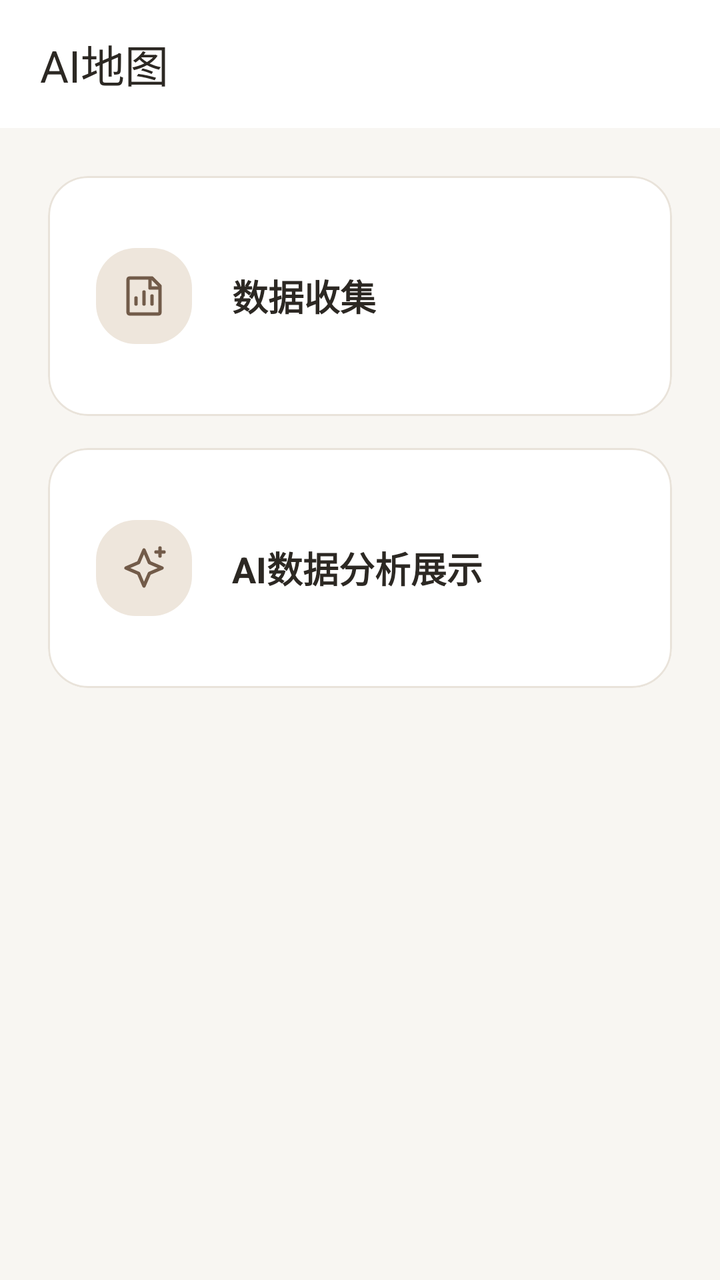
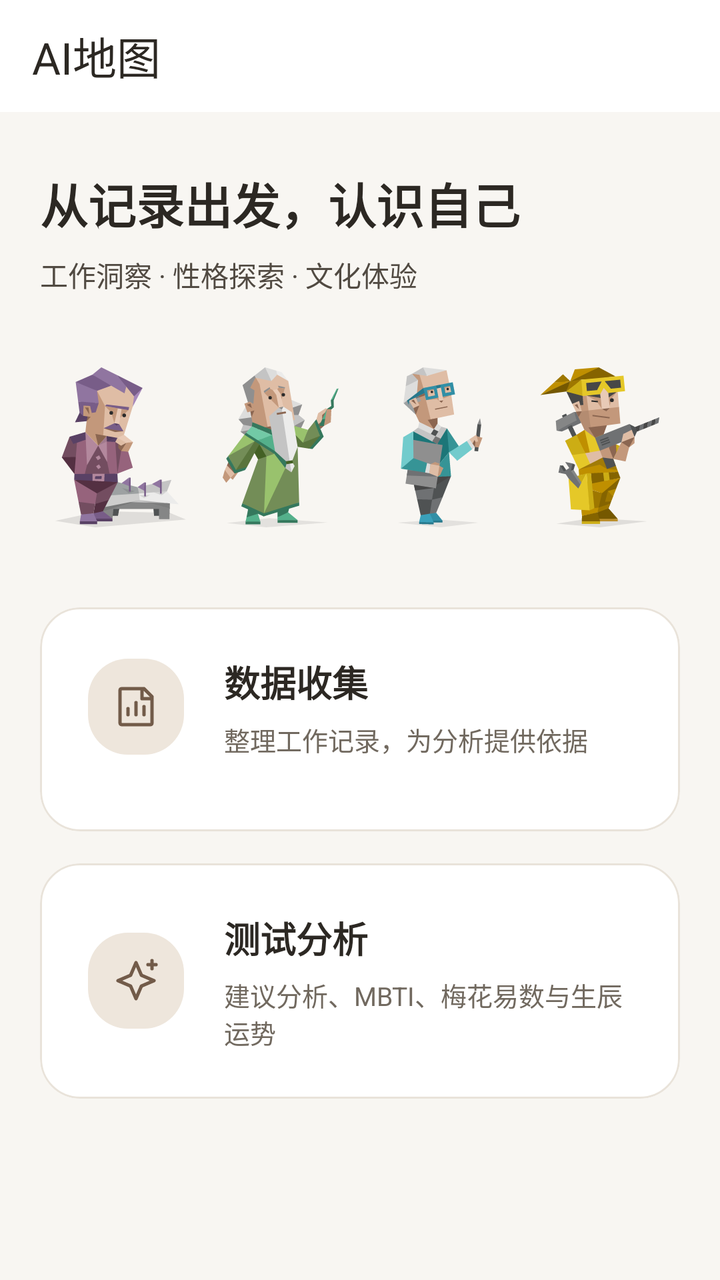

Compare the two renders of this Android layout. The source of the first and the diff that turns it into the second are given below.
<!-- AndroidManifest.xml: application theme Theme.Project_Pandora -->
<!-- res/layout/fragment_aimap.xml -->
<?xml version="1.0" encoding="utf-8"?>
<layout xmlns:android="http://schemas.android.com/apk/res/android"
    xmlns:app="http://schemas.android.com/apk/res-auto">

    <data>

    </data>

    <androidx.constraintlayout.widget.ConstraintLayout
        android:layout_width="match_parent"
        android:layout_height="match_parent"
        android:background="@color/color_bg_page">

        <com.google.android.material.appbar.MaterialToolbar
            android:id="@+id/toolbar"
            android:layout_width="match_parent"
            android:layout_height="wrap_content"
            android:background="@color/color_surface"
            app:title="AI地图"
            app:titleTextColor="@color/color_text_primary"
            app:layout_constraintTop_toTopOf="parent" />

        <LinearLayout
            android:layout_width="match_parent"
            android:layout_height="0dp"
            android:orientation="vertical"
            android:padding="24dp"
            app:layout_constraintTop_toBottomOf="@id/toolbar"
            app:layout_constraintBottom_toBottomOf="parent">

            <com.google.android.material.card.MaterialCardView
                android:id="@+id/btn_data_collect"
                android:layout_width="match_parent"
                android:layout_height="120dp"
                android:layout_marginBottom="16dp"
                app:cardBackgroundColor="@color/color_surface"
                app:cardCornerRadius="20dp"
                app:cardElevation="0dp"
                app:strokeWidth="1dp"
                app:strokeColor="@color/color_divider"
                android:clickable="true"
                android:focusable="true">

                <LinearLayout
                    android:layout_width="match_parent"
                    android:layout_height="match_parent"
                    android:orientation="horizontal"
                    android:gravity="center_vertical"
                    android:padding="24dp">

                    <ImageView android:layout_width="48dp" android:layout_height="48dp"
                        android:layout_marginEnd="20dp" android:padding="12dp"
                        android:background="@drawable/bg_brand_tile" android:src="@drawable/ic_data_outline"
                        android:tint="@color/color_accent" android:importantForAccessibility="no" />

                    <TextView
                        android:layout_width="wrap_content"
                        android:layout_height="wrap_content"
                        android:text="数据收集"
                        android:textSize="18sp"
                        android:textStyle="bold"
                        android:textColor="@color/color_text_primary" />

                </LinearLayout>
            </com.google.android.material.card.MaterialCardView>

            <com.google.android.material.card.MaterialCardView

                android:id="@+id/btn_ai_analysis"
                android:layout_width="match_parent"
                android:layout_height="120dp"
                app:cardBackgroundColor="@color/color_surface"
                app:cardCornerRadius="20dp"
                app:cardElevation="0dp"
                app:strokeWidth="1dp"
                app:strokeColor="@color/color_divider"
                android:clickable="true"
                android:focusable="true">

                <LinearLayout
                    android:layout_width="match_parent"
                    android:layout_height="match_parent"
                    android:orientation="horizontal"
                    android:gravity="center_vertical"
                    android:padding="24dp">

                    <ImageView android:layout_width="48dp" android:layout_height="48dp"
                        android:layout_marginEnd="20dp" android:padding="12dp"
                        android:background="@drawable/bg_brand_tile" android:src="@drawable/ic_ai_map"
                        android:tint="@color/color_accent" android:importantForAccessibility="no" />

                    <TextView
                        android:layout_width="wrap_content"
                        android:layout_height="wrap_content"
                        android:text="AI数据分析展示"
                        android:textSize="18sp"
                        android:textStyle="bold"
                        android:textColor="@color/color_text_primary" />

                </LinearLayout>
            </com.google.android.material.card.MaterialCardView>

        </LinearLayout>

    </androidx.constraintlayout.widget.ConstraintLayout>
</layout>
<!-- resources referenced by this layout -->
<resources>
  <color name="color_accent">#725B49</color>
  <color name="color_bg_page">#F8F6F2</color>
  <color name="color_divider">#E9E3DA</color>
  <color name="color_surface">#FFFFFF</color>
  <color name="color_text_primary">#2C2823</color>
  <!-- drawable bg_brand_tile (drawable) -->
  <shape xmlns:android="http://schemas.android.com/apk/res/android">
      <solid android:color="@color/color_accent_soft" />
      <corners android:radius="20dp" />
  </shape>
  <style name="Theme.Project_Pandora" parent="Base.Theme.Project_Pandora" />
  <color name="color_accent_soft">#EEE6DC</color>
  <color name="color_on_accent">#FFFFFF</color>
  <color name="color_text_secondary">#756D63</color>
  <color name="color_surface_soft">#F3EFE8</color>
  <color name="color_border_strong">#BDB0A0</color>
  <color name="color_error">#A1473A</color>
  <color name="color_error_surface">#F8EAE5</color>
  <style name="TextAppearance.Pandora.BodySmall" parent="TextAppearance.Material3.BodyMedium">
          <item name="android:textSize">14sp</item>
          <item name="android:textColor">@color/color_text_secondary</item>
      </style>
  <style name="Widget.Pandora.Button" parent="Widget.Material3.Button">
          <item name="cornerRadius">14dp</item>
          <item name="android:minHeight">52dp</item>
          <item name="android:textAppearance">@style/TextAppearance.Pandora.Label</item>
          <item name="android:textAllCaps">false</item>
          <item name="android:stateListAnimator">@null</item>
      </style>
  <style name="Widget.Pandora.Button.Outlined" parent="Widget.Material3.Button.OutlinedButton">
          <item name="cornerRadius">14dp</item>
          <item name="strokeColor">@color/color_border_strong</item>
          <item name="android:minHeight">48dp</item>
          <item name="android:textAppearance">@style/TextAppearance.Pandora.Label</item>
          <item name="android:textAllCaps">false</item>
      </style>
  <style name="Widget.Pandora.LegacyCard" parent="CardView">
          <item name="cardBackgroundColor">@color/color_surface</item>
          <item name="cardCornerRadius">18dp</item>
          <item name="cardElevation">1dp</item>
      </style>
  <style name="Widget.Pandora.Toolbar" parent="Widget.Material3.Toolbar">
          <item name="android:background">@color/color_surface</item>
          <item name="android:minHeight">64dp</item>
          <item name="android:elevation">0dp</item>
          <item name="titleTextAppearance">@style/TextAppearance.Pandora.Title</item>
          <item name="titleTextColor">@color/color_text_primary</item>
          <item name="subtitleTextColor">@color/color_text_secondary</item>
          <item name="navigationIconTint">@color/color_text_primary</item>
          <item name="contentInsetStart">20dp</item>
          <item name="contentInsetEnd">16dp</item>
      </style>
  <style name="Widget.Pandora.Fab" parent="Widget.Material3.FloatingActionButton.Primary">
          <item name="backgroundTint">@color/color_accent</item>
          <item name="tint">@color/color_on_accent</item>
          <item name="elevation">2dp</item>
      </style>
  <style name="TextAppearance.Pandora.Navigation" parent="TextAppearance.Material3.LabelMedium">
          <item name="android:fontFamily">sans-serif-medium</item>
          <item name="android:textSize">12sp</item>
          <item name="android:letterSpacing">0</item>
      </style>
  <style name="Widget.Pandora.NavIndicator" parent="Widget.Material3.BottomNavigationView.ActiveIndicator">
          <item name="android:color">@color/color_accent_soft</item>
      </style>
  <!-- unchanged entries left out for length: 11 -->
</resources>

<!-- the commit's change to res/layout/fragment_aimap.xml (unified diff, before → after) -->
@@ -20,18 +20,23 @@
             app:titleTextColor="@color/color_text_primary"
             app:layout_constraintTop_toTopOf="parent" />
 
-        <LinearLayout
+        <ScrollView
             android:layout_width="match_parent"
             android:layout_height="0dp"
-            android:orientation="vertical"
-            android:padding="24dp"
+            android:fillViewport="true"
             app:layout_constraintTop_toBottomOf="@id/toolbar"
             app:layout_constraintBottom_toBottomOf="parent">
+
+          <LinearLayout android:layout_width="match_parent" android:layout_height="wrap_content" android:orientation="vertical" android:padding="20dp">
+            <TextView android:layout_width="match_parent" android:layout_height="wrap_content" android:text="从记录出发，认识自己" android:textSize="24sp" android:textStyle="bold" android:textColor="@color/color_text_primary" android:layout_marginTop="8dp" />
+            <TextView android:layout_width="match_parent" android:layout_height="wrap_content" android:text="工作洞察 · 性格探索 · 文化体验" android:textSize="14sp" android:textColor="@color/color_company_photo_secondary" android:layout_marginTop="8dp" android:layout_marginBottom="16dp" />
+            <ImageView android:layout_width="match_parent" android:layout_height="120dp" android:src="@drawable/mbti_four_groups" android:scaleType="fitCenter" android:importantForAccessibility="no" android:layout_marginBottom="20dp" />
 
             <com.google.android.material.card.MaterialCardView
                 android:id="@+id/btn_data_collect"
                 android:layout_width="match_parent"
-                android:layout_height="120dp"
+                android:layout_height="wrap_content"
+                android:minHeight="112dp"
                 android:layout_marginBottom="16dp"
                 app:cardBackgroundColor="@color/color_surface"
                 app:cardCornerRadius="20dp"
@@ -43,7 +48,7 @@
 
                 <LinearLayout
                     android:layout_width="match_parent"
-                    android:layout_height="match_parent"
+                    android:layout_height="wrap_content"
                     android:orientation="horizontal"
                     android:gravity="center_vertical"
                     android:padding="24dp">
@@ -53,6 +58,7 @@
                         android:background="@drawable/bg_brand_tile" android:src="@drawable/ic_data_outline"
                         android:tint="@color/color_accent" android:importantForAccessibility="no" />
 
+                    <LinearLayout android:layout_width="0dp" android:layout_weight="1" android:layout_height="wrap_content" android:orientation="vertical">
                     <TextView
                         android:layout_width="wrap_content"
                         android:layout_height="wrap_content"
@@ -60,6 +66,8 @@
                         android:textSize="18sp"
                         android:textStyle="bold"
                         android:textColor="@color/color_text_primary" />
+                    <TextView android:layout_width="match_parent" android:layout_height="wrap_content" android:text="整理工作记录，为分析提供依据" android:textSize="13sp" android:textColor="@color/color_text_secondary" android:layout_marginTop="6dp" />
+                    </LinearLayout>
 
                 </LinearLayout>
             </com.google.android.material.card.MaterialCardView>
@@ -68,7 +76,8 @@
 
                 android:id="@+id/btn_ai_analysis"
                 android:layout_width="match_parent"
-                android:layout_height="120dp"
+                android:layout_height="wrap_content"
+                android:minHeight="112dp"
                 app:cardBackgroundColor="@color/color_surface"
                 app:cardCornerRadius="20dp"
                 app:cardElevation="0dp"
@@ -79,7 +88,7 @@
 
                 <LinearLayout
                     android:layout_width="match_parent"
-                    android:layout_height="match_parent"
+                    android:layout_height="wrap_content"
                     android:orientation="horizontal"
                     android:gravity="center_vertical"
                     android:padding="24dp">
@@ -89,18 +98,22 @@
                         android:background="@drawable/bg_brand_tile" android:src="@drawable/ic_ai_map"
                         android:tint="@color/color_accent" android:importantForAccessibility="no" />
 
+                    <LinearLayout android:layout_width="0dp" android:layout_weight="1" android:layout_height="wrap_content" android:orientation="vertical">
                     <TextView
                         android:layout_width="wrap_content"
                         android:layout_height="wrap_content"
-                        android:text="AI数据分析展示"
+                        android:text="测试分析"
                         android:textSize="18sp"
                         android:textStyle="bold"
                         android:textColor="@color/color_text_primary" />
+                    <TextView android:layout_width="match_parent" android:layout_height="wrap_content" android:text="建议分析、MBTI、梅花易数与生辰运势" android:textSize="13sp" android:textColor="@color/color_text_secondary" android:layout_marginTop="6dp" />
+                    </LinearLayout>
 
                 </LinearLayout>
             </com.google.android.material.card.MaterialCardView>
 
-        </LinearLayout>
+          </LinearLayout>
+        </ScrollView>
 
     </androidx.constraintlayout.widget.ConstraintLayout>
 </layout>
<!-- resource entries referenced after the edit -->
@@ -2,6 +2,7 @@
 <resources>
   <color name="color_accent">#725B49</color>
   <color name="color_bg_page">#F8F6F2</color>
+  <color name="color_company_photo_secondary">#514A42</color>
   <color name="color_divider">#E9E3DA</color>
   <color name="color_surface">#FFFFFF</color>
   <color name="color_text_primary">#2C2823</color>
@@ -10,10 +11,11 @@
       <solid android:color="@color/color_accent_soft" />
       <corners android:radius="20dp" />
   </shape>
+  <!-- drawable mbti_four_groups: vector/xml drawable (drawable, 44765 chars, omitted) -->
   <style name="Theme.Project_Pandora" parent="Base.Theme.Project_Pandora" />
   <color name="color_accent_soft">#EEE6DC</color>
   <color name="color_on_accent">#FFFFFF</color>
-  <color name="color_text_secondary">#756D63</color>
+  <color name="color_text_secondary">#71695F</color>
   <color name="color_surface_soft">#F3EFE8</color>
   <color name="color_border_strong">#BDB0A0</color>
   <color name="color_error">#A1473A</color>
@@ -27,7 +29,7 @@
           <item name="android:minHeight">52dp</item>
           <item name="android:textAppearance">@style/TextAppearance.Pandora.Label</item>
           <item name="android:textAllCaps">false</item>
-          <item name="android:stateListAnimator">@null</item>
+          <item name="android:stateListAnimator">@animator/pandora_button_press</item>
       </style>
   <style name="Widget.Pandora.Button.Outlined" parent="Widget.Material3.Button.OutlinedButton">
           <item name="cornerRadius">14dp</item>
@@ -35,6 +37,7 @@
           <item name="android:minHeight">48dp</item>
           <item name="android:textAppearance">@style/TextAppearance.Pandora.Label</item>
           <item name="android:textAllCaps">false</item>
+          <item name="android:stateListAnimator">@animator/pandora_button_press</item>
       </style>
   <style name="Widget.Pandora.LegacyCard" parent="CardView">
           <item name="cardBackgroundColor">@color/color_surface</item>
@@ -43,13 +46,13 @@
       </style>
   <style name="Widget.Pandora.Toolbar" parent="Widget.Material3.Toolbar">
           <item name="android:background">@color/color_surface</item>
-          <item name="android:minHeight">64dp</item>
+          <item name="android:minHeight">56dp</item>
           <item name="android:elevation">0dp</item>
           <item name="titleTextAppearance">@style/TextAppearance.Pandora.Title</item>
           <item name="titleTextColor">@color/color_text_primary</item>
           <item name="subtitleTextColor">@color/color_text_secondary</item>
           <item name="navigationIconTint">@color/color_text_primary</item>
-          <item name="contentInsetStart">20dp</item>
+          <item name="contentInsetStart">16dp</item>
           <item name="contentInsetEnd">16dp</item>
       </style>
   <style name="Widget.Pandora.Fab" parent="Widget.Material3.FloatingActionButton.Primary">
